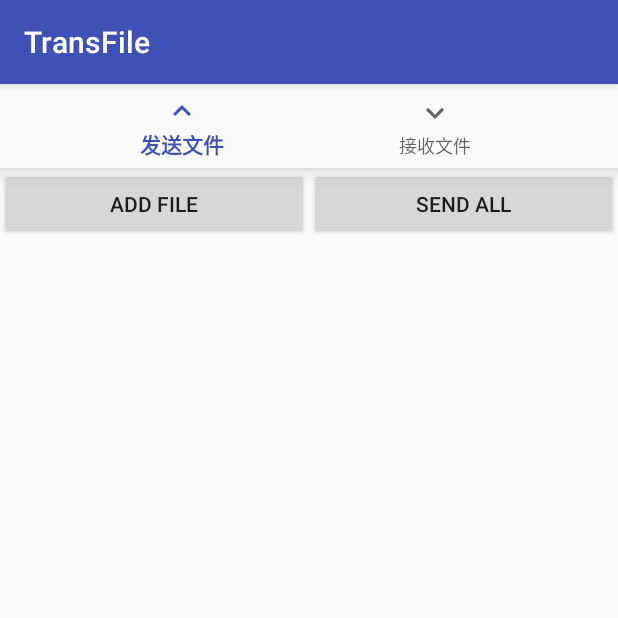
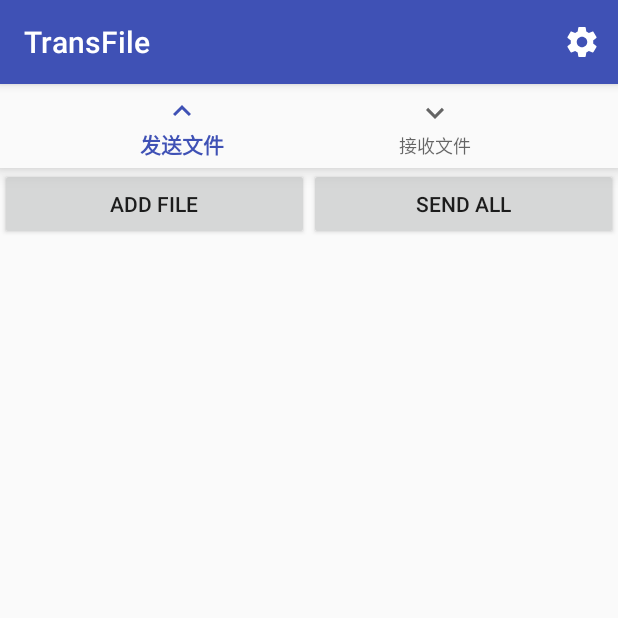
Before and after one commit to guzhiji/transfile-android, an Android app: the screen it shows after launch (FileListActivity), on a phone screen of 412 x 824 dp, the top half of it. Run offline under Robolectric (Android 15) with nearby library versions, the phone set to English and light mode, and no system bars.

Commit message:
constants in FileListActivity; settings button; restart service after settings are saved; move broadcaster into FileReceiverService

```diff
--- a/app/src/main/java/guzhijistudio/transfile/ConfigActivity.java
+++ b/app/src/main/java/guzhijistudio/transfile/ConfigActivity.java
@@ -24,6 +24,10 @@
     protected void onCreate(Bundle savedInstanceState) {
         super.onCreate(savedInstanceState);
         setContentView(R.layout.activity_config);
+
+        if (getActionBar() != null)
+            getActionBar().setDisplayHomeAsUpEnabled(!getIntent().getBooleanExtra("initialization", false));
+
         SharedPreferences pref = getSharedPreferences("config", MODE_PRIVATE);
         configDeviceName = findViewById(R.id.configDeviceName);
         configGroupAddr = findViewById(R.id.configGroupAddr);
@@ -34,6 +38,7 @@
         File defaultDir = Environment.getExternalStoragePublicDirectory(
                 Environment.DIRECTORY_DOWNLOADS);
         configDir.setText(pref.getString("dir", defaultDir.getAbsolutePath()));
+
         configSaveButton.setOnClickListener(new View.OnClickListener() {
             @Override
             public void onClick(View view) {
@@ -50,6 +55,7 @@
                             pedit.putString("group_addr", configGroupAddr.getText().toString());
                             pedit.putString("dir", configDir.getText().toString());
                             pedit.apply();
+                            setResult(RESULT_OK);
                             finish();
                         }
                     }
--- /dev/null
+++ b/app/src/main/res/drawable/ic_settings_black_24dp.xml
@@ -0,0 +1,9 @@
+<vector xmlns:android="http://schemas.android.com/apk/res/android"
+        android:width="24dp"
+        android:height="24dp"
+        android:viewportWidth="24.0"
+        android:viewportHeight="24.0">
+    <path
+        android:fillColor="#ffffff"
+        android:pathData="M19.43,12.98c0.04,-0.32 0.07,-0.64 0.07,-0.98s-0.03,-0.66 -0.07,-0.98l2.11,-1.65c0.19,-0.15 0.24,-0.42 0.12,-0.64l-2,-3.46c-0.12,-0.22 -0.39,-0.3 -0.61,-0.22l-2.49,1c-0.52,-0.4 -1.08,-0.73 -1.69,-0.98l-0.38,-2.65C14.46,2.18 14.25,2 14,2h-4c-0.25,0 -0.46,0.18 -0.49,0.42l-0.38,2.65c-0.61,0.25 -1.17,0.59 -1.69,0.98l-2.49,-1c-0.23,-0.09 -0.49,0 -0.61,0.22l-2,3.46c-0.13,0.22 -0.07,0.49 0.12,0.64l2.11,1.65c-0.04,0.32 -0.07,0.65 -0.07,0.98s0.03,0.66 0.07,0.98l-2.11,1.65c-0.19,0.15 -0.24,0.42 -0.12,0.64l2,3.46c0.12,0.22 0.39,0.3 0.61,0.22l2.49,-1c0.52,0.4 1.08,0.73 1.69,0.98l0.38,2.65c0.03,0.24 0.24,0.42 0.49,0.42h4c0.25,0 0.46,-0.18 0.49,-0.42l0.38,-2.65c0.61,-0.25 1.17,-0.59 1.69,-0.98l2.49,1c0.23,0.09 0.49,0 0.61,-0.22l2,-3.46c0.12,-0.22 0.07,-0.49 -0.12,-0.64l-2.11,-1.65zM12,15.5c-1.93,0 -3.5,-1.57 -3.5,-3.5s1.57,-3.5 3.5,-3.5 3.5,1.57 3.5,3.5 -1.57,3.5 -3.5,3.5z"/>
+</vector>
--- /dev/null
+++ b/app/src/main/res/menu/setting.xml
@@ -0,0 +1,9 @@
+<?xml version="1.0" encoding="utf-8"?>
+<menu xmlns:android="http://schemas.android.com/apk/res/android"
+      xmlns:app="http://schemas.android.com/apk/res-auto">
+    <item
+            android:id="@+id/setting_setting"
+            android:title=""
+            app:showAsAction="always"
+            android:icon="@drawable/ic_settings_black_24dp" />
+</menu>
```
Also changed, not shown: app/src/main/java/guzhijistudio/transfile/DeviceListActivity.java (+20 -30 lines), app/src/main/java/guzhijistudio/transfile/FileListActivity.java (+55 -55 lines), app/src/main/java/guzhijistudio/transfile/FileReceiverService.java (+16 -4 lines).
